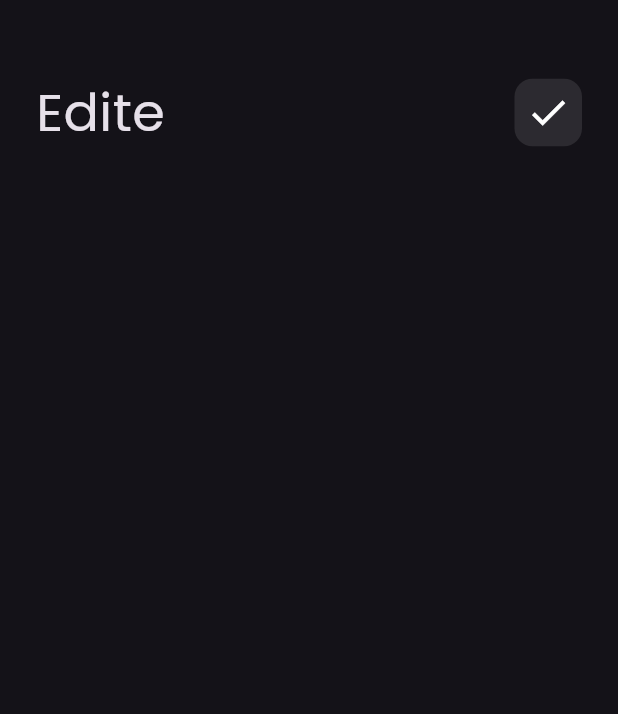
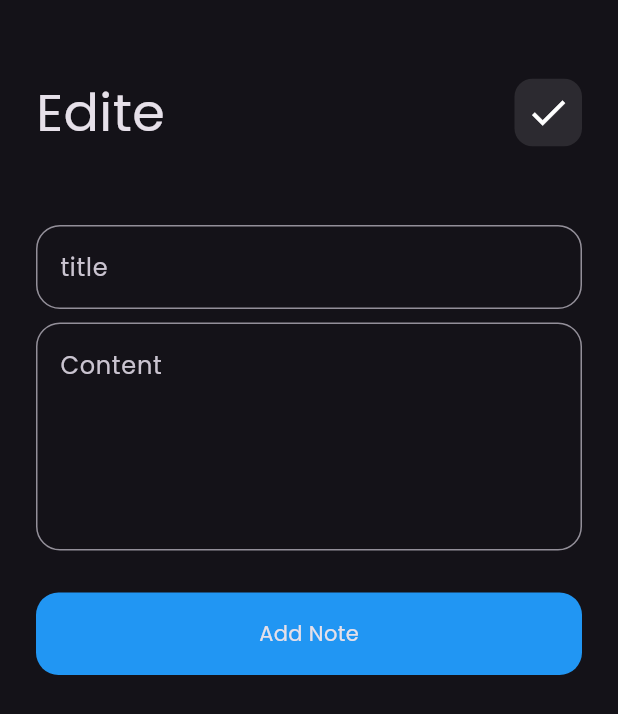
Before and after one commit to Choubbati/Notes_app, a Flutter app: the EditeView screen opened directly, on a phone screen of 412 x 824 dp. Shown: the top 714 px of the screen. Run offline on Flutter 3.47's test engine with Material 3 defaults, Android fonts, the phone set to English and light mode, and no system bars; our stand-ins replace font_awesome_flutter.

Commit message:
UI ti edite note view is Done

```diff
--- a/lib/Views/Widgets/AddNotesButtonSheet.dart
+++ b/lib/Views/Widgets/AddNotesButtonSheet.dart
@@ -17,7 +17,7 @@ class Add_Notes_Button_Sheet extends StatelessWidget {
               SizedBox(height: 9,),
               CostumTextField(
 
-                title: 'Save',
+                title: 'Content',
                 maxlines: 5,),
                 SizedBox(height: 28,),
 
--- a/lib/Views/Widgets/CostumeAppBar.dart
+++ b/lib/Views/Widgets/CostumeAppBar.dart
@@ -1,5 +1,5 @@
 import 'package:flutter/material.dart';
-import 'package:notes_app/Views/Widgets/CostumeSearchIcon.dart';
+
 
 class CostumeAppBar extends StatelessWidget {
   const CostumeAppBar({super.key, required this.txt, required this.icon});
--- a/lib/Views/Widgets/body_edite.dart
+++ b/lib/Views/Widgets/body_edite.dart
@@ -1,5 +1,7 @@
 import 'package:flutter/material.dart';
+import 'package:notes_app/Views/Widgets/AddNotesButtonSheet.dart';
 import 'package:notes_app/Views/Widgets/CostumeAppBar.dart';
+import 'package:notes_app/Views/Widgets/CostumeTextField.dart';
 
 class  Edite_Body extends StatelessWidget {
   const  Edite_Body({super.key});
@@ -12,6 +14,16 @@ class  Edite_Body extends StatelessWidget {
         children: [
           SizedBox(height: 50 ),
           CostumeAppBar(txt: "Edite",icon: Icons.check,),
+  SizedBox(height: 50 ),
+                       CostumTextField(title: 'title' ),
+              SizedBox(height: 9,),
+              CostumTextField(
+
+                title: 'Content',
+                maxlines: 5,),
+                SizedBox(height: 28,),
+
+              costumButton()
 
         ],
       ),
```
Also changed, not shown: lib/Views/Widgets/CostumeSearchIcon.dart (deleted, +0 -11 lines).
